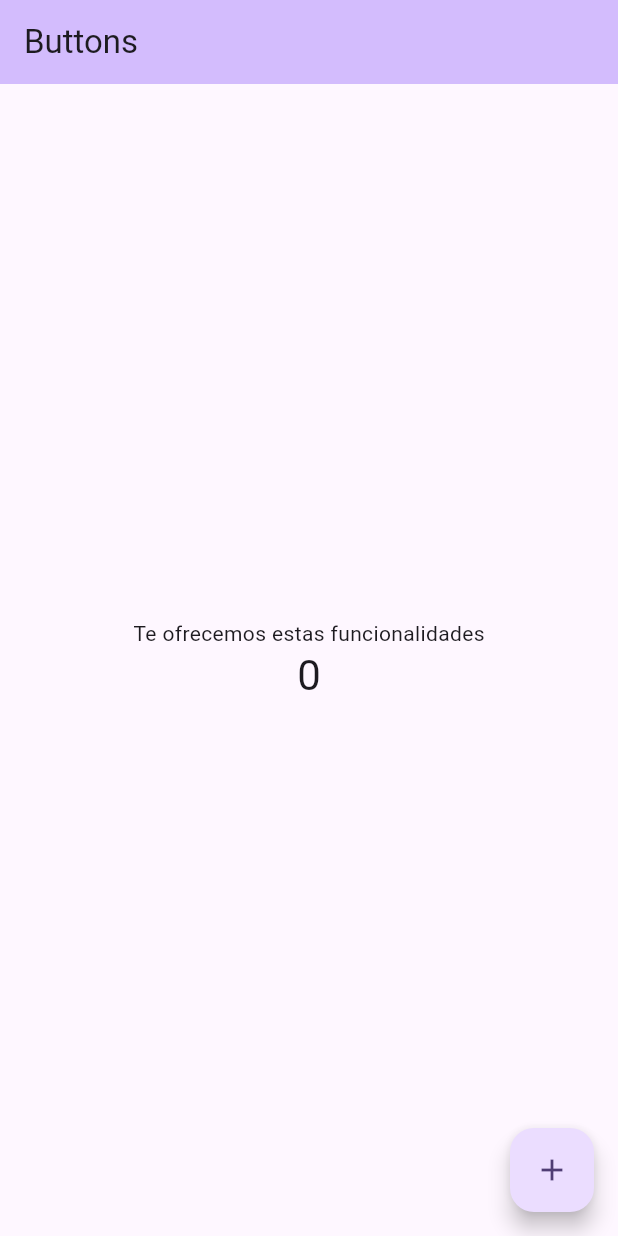
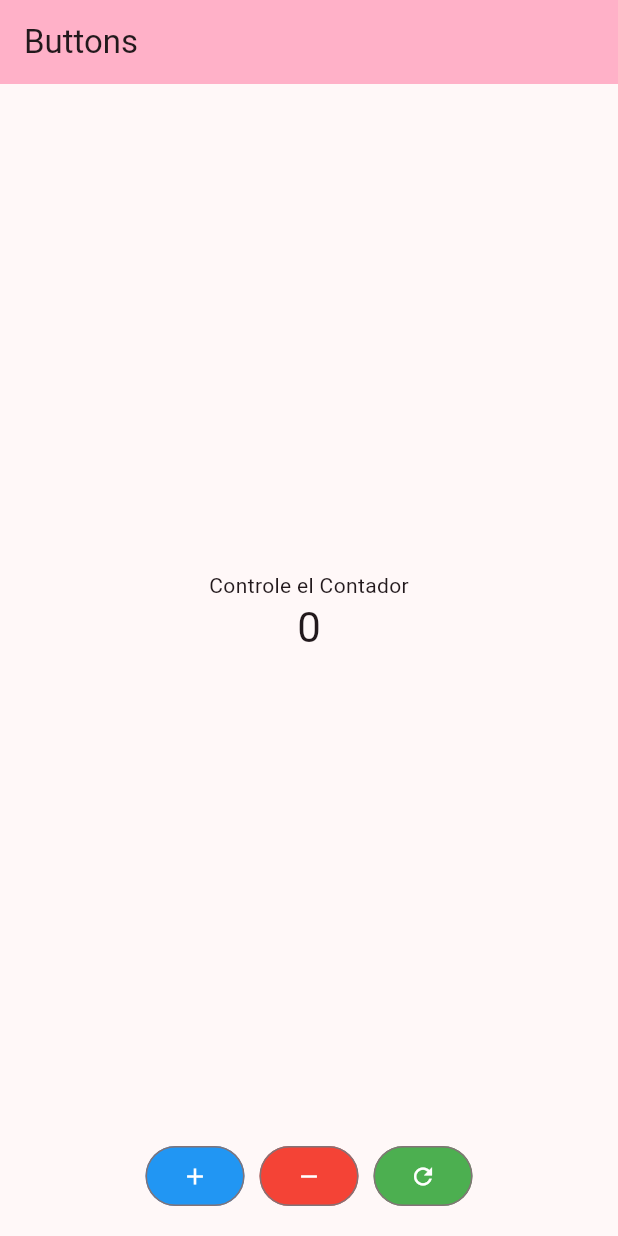
Before and after one commit to tw1ttt3r/buttons, a Flutter app: the screen it shows after launch, on a phone screen of 412 x 824 dp. Run offline on Flutter 3.47's test engine with Material 3 defaults, Android fonts, the phone set to English and light mode, and no system bars.

Commit message:
se agrega funcionalidad requerida

```diff
--- a/lib/main.dart
+++ b/lib/main.dart
@@ -7,28 +7,12 @@ void main() {
 class MyApp extends StatelessWidget {
   const MyApp({super.key});
 
-  // This widget is the root of your application.
   @override
   Widget build(BuildContext context) {
     return MaterialApp(
       title: 'Buttons',
       theme: ThemeData(
-        // This is the theme of your application.
-        //
-        // TRY THIS: Try running your application with "flutter run". You'll see
-        // the application has a purple toolbar. Then, without quitting the app,
-        // try changing the seedColor in the colorScheme below to Colors.green
-        // and then invoke "hot reload" (save your changes or press the "hot
-        // reload" button in a Flutter-supported IDE, or press "r" if you used
-        // the command line to start the app).
-        //
-        // Notice that the counter didn't reset back to zero; the application
-        // state is not lost during the reload. To reset the state, use hot
-        // restart instead.
-        //
-        // This works for code too, not just values: Most code changes can be
-        // tested with just a hot reload.
-        colorScheme: ColorScheme.fromSeed(seedColor: Colors.deepPurple),
+        colorScheme: ColorScheme.fromSeed(seedColor: Colors.black),
         useMaterial3: true,
       ),
       home: const MyHomePage(title: 'Buttons'),
@@ -38,15 +22,6 @@ class MyApp extends StatelessWidget {
 
 class MyHomePage extends StatefulWidget {
   const MyHomePage({super.key, required this.title});
-
-  // This widget is the home page of your application. It is stateful, meaning
-  // that it has a State object (defined below) that contains fields that affect
-  // how it looks.
-
-  // This class is the configuration for the state. It holds the values (in this
-  // case the title) provided by the parent (in this case the App widget) and
-  // used by the build method of the State. Fields in a Widget subclass are
-  // always marked "final".
 
   final String title;
 
@@ -59,54 +34,38 @@ class _MyHomePageState extends State<MyHomePage> {
 
   void _incrementCounter() {
     setState(() {
-      // This call to setState tells the Flutter framework that something has
-      // changed in this State, which causes it to rerun the build method below
-      // so that the display can reflect the updated values. If we changed
-      // _counter without calling setState(), then the build method would not be
-      // called again, and so nothing would appear to happen.
       _counter++;
+    });
+  }
+
+  void _decrementCounter() {
+    setState(() {
+      if (_counter > 0) _counter--;
+    });
+  }
+
+  void _reloadCounter() {
+    setState(() {
+      _counter = 0;
     });
   }
 
   @override
   Widget build(BuildContext context) {
-    // This method is rerun every time setState is called, for instance as done
-    // by the _incrementCounter method above.
-    //
-    // The Flutter framework has been optimized to make rerunning build methods
-    // fast, so that you can just rebuild anything that needs updating rather
-    // than having to individually change instances of widgets.
     return Scaffold(
       appBar: AppBar(
-        // TRY THIS: Try changing the color here to a specific color (to
-        // Colors.amber, perhaps?) and trigger a hot reload to see the AppBar
-        // change color while the other colors stay the same.
         backgroundColor: Theme.of(context).colorScheme.inversePrimary,
-        // Here we take the value from the MyHomePage object that was created by
-        // the App.build method, and use it to set our appbar title.
         title: Text(widget.title),
       ),
-      body: Center(
-        // Center is a layout widget. It takes a single child and positions it
-        // in the middle of the parent.
+      body: Column(
+        children: [
+          Expanded(
+            child: Center(
               child: Column(
-          // Column is also a layout widget. It takes a list of children and
-          // arranges them vertically. By default, it sizes itself to fit its
-          // children horizontally, and tries to be as tall as its parent.
-          //
-          // Column has various properties to control how it sizes itself and
-          // how it positions its children. Here we use mainAxisAlignment to
-          // center the children vertically; the main axis here is the vertical
-          // axis because Columns are vertical (the cross axis would be
-          // horizontal).
-          //
-          // TRY THIS: Invoke "debug painting" (choose the "Toggle Debug Paint"
-          // action in the IDE, or press "p" in the console), to see the
-          // wireframe for each widget.
                 mainAxisAlignment: MainAxisAlignment.center,
                 children: <Widget>[
                   const Text(
-              'Te ofrecemos estas funcionalidades',
+                    'Controle el Contador',
                   ),
                   Text(
                     '$_counter',
@@ -115,11 +74,35 @@ class _MyHomePageState extends State<MyHomePage> {
                 ],
               ),
             ),
-      floatingActionButton: FloatingActionButton(
+          ),
+          Padding(
+            padding: const EdgeInsets.only(bottom: 16.0),
+            child: Row(
+              mainAxisAlignment: MainAxisAlignment.center,
+              children: <Widget>[
+                OutlinedButton(
+                  style: OutlinedButton.styleFrom(backgroundColor: Colors.blue),
                   onPressed: _incrementCounter,
-        tooltip: 'Increment',
-        child: const Icon(Icons.add),
-      ), // This trailing comma makes auto-formatting nicer for build methods.
+                  child: const Icon(Icons.add, color: Colors.white),
+                ),
+                const SizedBox(width: 10),
+                OutlinedButton(
+                  style: OutlinedButton.styleFrom(backgroundColor: Colors.red),
+                  onPressed: _decrementCounter,
+                  child: const Icon(Icons.remove, color: Colors.white),
+                ),
+                const SizedBox(width: 10),
+                OutlinedButton(
+                  style:
+                      OutlinedButton.styleFrom(backgroundColor: Colors.green),
+                  onPressed: _reloadCounter,
+                  child: const Icon(Icons.refresh, color: Colors.white),
+                ),
+              ],
+            ),
+          )
+        ],
+      ),
     );
   }
 }
```
Lines whose indentation alone changed are shown as unchanged.
